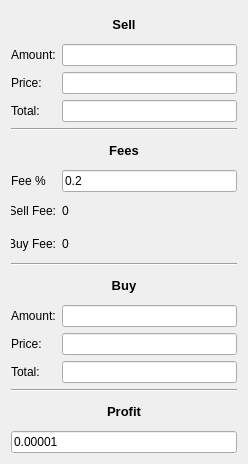
This is TradeCalc/mainwindow.ui in MuesliReep/TradeCalc as Qt 5 draws it before an edit. The edited form follows.
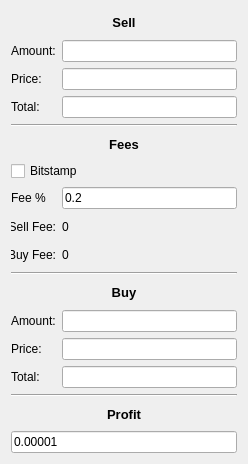
This is the edited form.

Commit message: Added option for Bitstamp fee rounding up & brute force method for reversing trades

Diff of the .ui file:
```diff
--- a/TradeCalc/mainwindow.ui
+++ b/TradeCalc/mainwindow.ui
@@ -118,6 +118,13 @@
       </property>
      </widget>
     </item>
+    <item>
+     <widget class="QCheckBox" name="checkBoxBitstamp">
+      <property name="text">
+       <string>Bitstamp</string>
+      </property>
+     </widget>
+    </item>
     <item>
      <layout class="QHBoxLayout" name="horizontalLayout_3">
       <item>
```
The commit also changes 4 other files.
